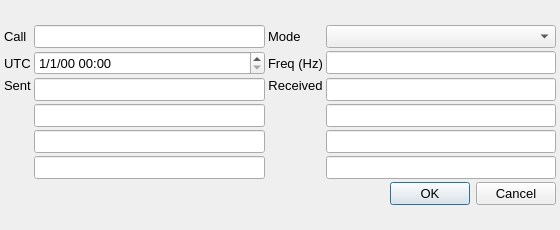
Before: the Qt Designer form so2sdr/detailededit.ui in n4ogw/so2sdr, drawn with Qt 5.
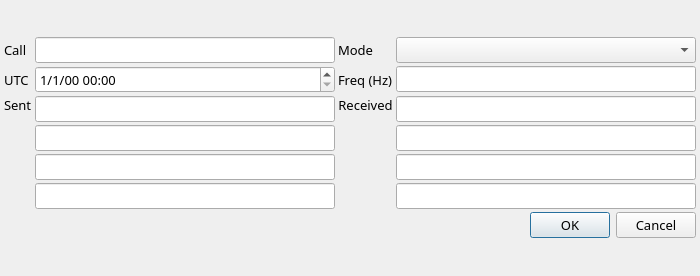
After: the same form once the commit is applied.

Patch:
```diff
--- a/so2sdr/detailededit.ui
+++ b/so2sdr/detailededit.ui
@@ -9,10 +9,16 @@
    <rect>
     <x>0</x>
     <y>0</y>
-    <width>560</width>
-    <height>230</height>
+    <width>700</width>
+    <height>276</height>
    </rect>
   </property>
+  <property name="sizePolicy">
+   <sizepolicy hsizetype="MinimumExpanding" vsizetype="MinimumExpanding">
+    <horstretch>0</horstretch>
+    <verstretch>0</verstretch>
+   </sizepolicy>
+  </property>
   <property name="minimumSize">
    <size>
     <width>560</width>
@@ -21,10 +27,16 @@
   </property>
   <property name="maximumSize">
    <size>
-    <width>560</width>
-    <height>230</height>
+    <width>700</width>
+    <height>276</height>
    </size>
   </property>
+  <property name="font">
+   <font>
+    <family>Sans</family>
+    <pointsize>10</pointsize>
+   </font>
+  </property>
   <property name="windowTitle">
    <string>QSO Edit</string>
   </property>
```
Left out of the diff: 11 changed lines with no effect on the pictures.
